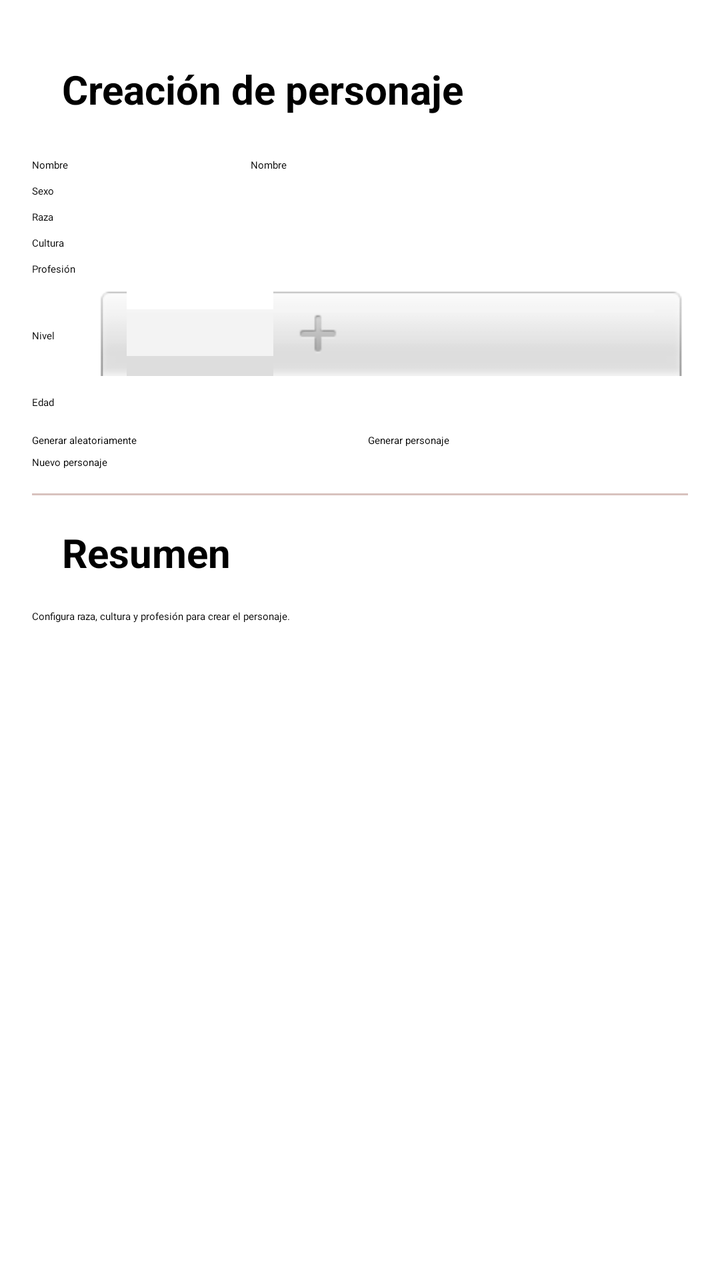
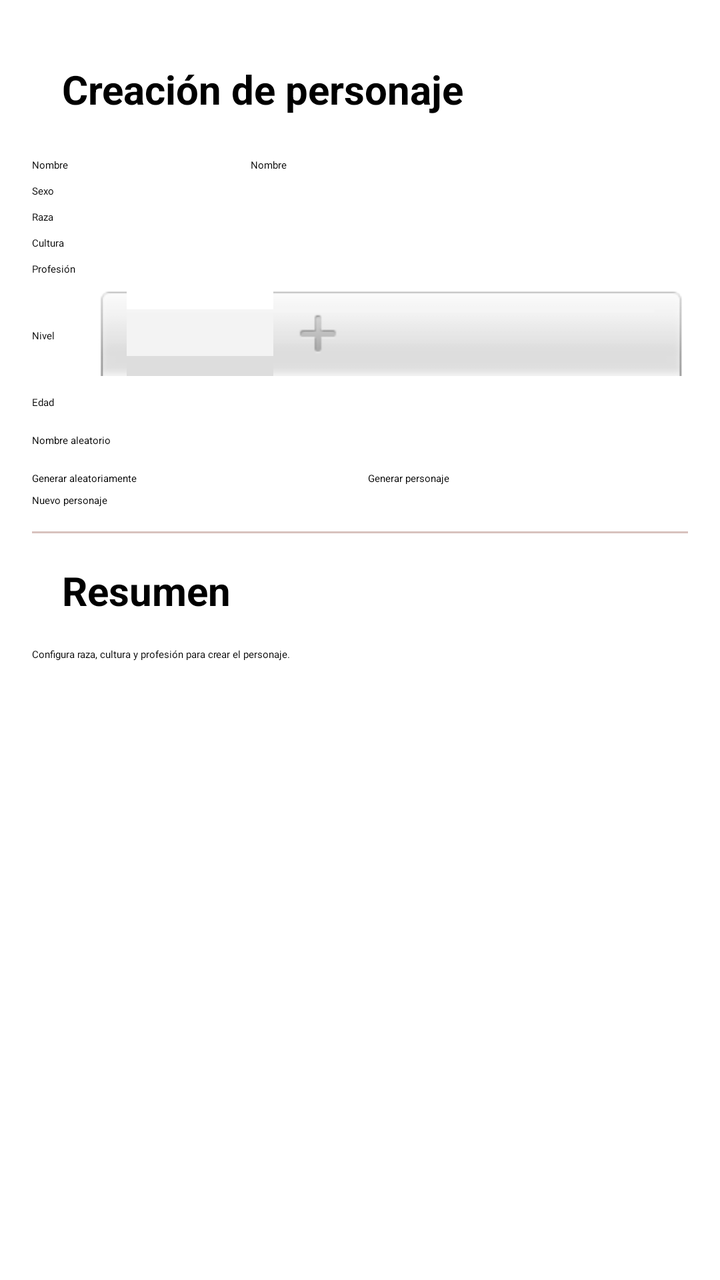

Compare the two renders of this Android layout. The source of the first and the diff that turns it into the second are given below.
<!-- AndroidManifest.xml: application theme Theme.App.Starting -->
<!-- res/layout/fragment_character_creation.xml -->
<?xml version="1.0" encoding="utf-8"?>
<ScrollView xmlns:android="http://schemas.android.com/apk/res/android"
    android:layout_width="match_parent"
    android:layout_height="match_parent"
    android:fillViewport="true">

    <LinearLayout
        android:layout_width="match_parent"
        android:layout_height="wrap_content"
        android:orientation="vertical"
        android:padding="@dimen/activity_vertical_margin">

        <TextView
            style="@style/TextSubtitle"
            android:layout_width="match_parent"
            android:layout_height="wrap_content"
            android:text="@string/character_creation_title" />

        
        <LinearLayout
            android:layout_width="match_parent"
            android:layout_height="wrap_content"
            android:gravity="center_vertical"
            android:orientation="horizontal"
            android:paddingTop="6dp">

            <TextView
                android:layout_width="0dp"
                android:layout_height="wrap_content"
                android:layout_weight="1"
                android:fontFamily="@font/label"
                android:text="@string/character_name" />

            <EditText
                android:id="@+id/name_input"
                style="@style/InputData"
                android:layout_width="0dp"
                android:layout_height="wrap_content"
                android:layout_weight="2"
                android:hint="@string/character_name"
                android:inputType="textPersonName"
                android:maxLines="1" />
        </LinearLayout>

        
        <LinearLayout
            android:layout_width="match_parent"
            android:layout_height="wrap_content"
            android:gravity="center_vertical"
            android:orientation="horizontal"
            android:paddingTop="6dp">

            <TextView
                android:layout_width="0dp"
                android:layout_height="wrap_content"
                android:layout_weight="1"
                android:fontFamily="@font/label"
                android:text="@string/character_sex" />

            <Spinner
                android:id="@+id/sex_spinner"
                style="@style/InputData"
                android:layout_width="0dp"
                android:layout_height="wrap_content"
                android:layout_weight="2" />
        </LinearLayout>

        
        <LinearLayout
            android:layout_width="match_parent"
            android:layout_height="wrap_content"
            android:gravity="center_vertical"
            android:orientation="horizontal"
            android:paddingTop="6dp">

            <TextView
                android:layout_width="0dp"
                android:layout_height="wrap_content"
                android:layout_weight="1"
                android:fontFamily="@font/label"
                android:text="@string/character_race" />

            <Spinner
                android:id="@+id/race_spinner"
                style="@style/InputData"
                android:layout_width="0dp"
                android:layout_height="wrap_content"
                android:layout_weight="2" />
        </LinearLayout>

        
        <LinearLayout
            android:layout_width="match_parent"
            android:layout_height="wrap_content"
            android:gravity="center_vertical"
            android:orientation="horizontal"
            android:paddingTop="6dp">

            <TextView
                android:layout_width="0dp"
                android:layout_height="wrap_content"
                android:layout_weight="1"
                android:fontFamily="@font/label"
                android:text="@string/character_culture" />

            <Spinner
                android:id="@+id/culture_spinner"
                style="@style/InputData"
                android:layout_width="0dp"
                android:layout_height="wrap_content"
                android:layout_weight="2" />
        </LinearLayout>

        
        <LinearLayout
            android:layout_width="match_parent"
            android:layout_height="wrap_content"
            android:gravity="center_vertical"
            android:orientation="horizontal"
            android:paddingTop="6dp">

            <TextView
                android:layout_width="0dp"
                android:layout_height="wrap_content"
                android:layout_weight="1"
                android:fontFamily="@font/label"
                android:text="@string/character_profession" />

            <Spinner
                android:id="@+id/profession_spinner"
                style="@style/InputData"
                android:layout_width="0dp"
                android:layout_height="wrap_content"
                android:layout_weight="2" />
        </LinearLayout>

        
        <LinearLayout
            android:layout_width="match_parent"
            android:layout_height="wrap_content"
            android:gravity="center_vertical"
            android:orientation="horizontal"
            android:paddingTop="6dp">

            <TextView
                android:layout_width="0dp"
                android:layout_height="wrap_content"
                android:layout_weight="1"
                android:fontFamily="@font/label"
                android:text="@string/character_level" />

            <NumberPicker
                android:id="@+id/level_picker"
                android:layout_width="wrap_content"
                android:layout_height="wrap_content"
                android:layout_weight="2" />
        </LinearLayout>

        
        <LinearLayout
            android:layout_width="match_parent"
            android:layout_height="wrap_content"
            android:gravity="center_vertical"
            android:orientation="horizontal"
            android:paddingTop="6dp">

            <TextView
                android:layout_width="0dp"
                android:layout_height="wrap_content"
                android:layout_weight="1"
                android:fontFamily="@font/label"
                android:text="@string/character_age" />

            <EditText
                android:id="@+id/age_input"
                style="@style/InputData"
                android:layout_width="0dp"
                android:layout_height="wrap_content"
                android:layout_weight="2"
                android:inputType="number"
                android:maxLines="1" />
        </LinearLayout>

        
        <LinearLayout
            android:layout_width="match_parent"
            android:layout_height="wrap_content"
            android:orientation="horizontal"
            android:paddingTop="12dp">

            <Button
                android:id="@+id/random_button"
                android:layout_width="0dp"
                android:layout_height="wrap_content"
                android:layout_weight="1"
                android:text="@string/character_random" />

            <Button
                android:id="@+id/generate_button"
                android:layout_width="0dp"
                android:layout_height="wrap_content"
                android:layout_marginStart="8dp"
                android:layout_weight="1"
                android:text="@string/character_generate" />
        </LinearLayout>

        <Button
            android:id="@+id/reset_button"
            android:layout_width="match_parent"
            android:layout_height="wrap_content"
            android:layout_marginTop="4dp"
            android:text="@string/character_reset" />

        <View
            android:layout_width="match_parent"
            android:layout_height="1dp"
            android:layout_marginTop="12dp"
            android:background="@color/md_theme_outlineVariant" />

        <TextView
            style="@style/TextSubtitle"
            android:layout_width="match_parent"
            android:layout_height="wrap_content"
            android:text="@string/character_summary" />

        <TextView
            android:id="@+id/summary_text"
            style="@style/InputData"
            android:layout_width="match_parent"
            android:layout_height="wrap_content"
            android:text="@string/character_not_created" />
    </LinearLayout>

</ScrollView>
<!-- resources referenced by this layout -->
<resources>
  <color name="md_theme_outlineVariant">#D8C2BE</color>
  <dimen name="activity_vertical_margin">16dp</dimen>
  <string name="character_age">Edad</string>
  <string name="character_creation_title">Creación de personaje</string>
  <string name="character_culture">Cultura</string>
  <string name="character_generate">Generar personaje</string>
  <string name="character_level">Nivel</string>
  <string name="character_name">Nombre</string>
  <string name="character_not_created">Configura raza, cultura y profesión para crear el personaje.</string>
  <string name="character_profession">Profesión</string>
  <string name="character_race">Raza</string>
  <string name="character_random">Generar aleatoriamente</string>
  <string name="character_reset">Nuevo personaje</string>
  <string name="character_sex">Sexo</string>
  <string name="character_summary">Resumen</string>
  <style name="InputData">
          <item name="android:fontFamily">@font/selection</item>
      </style>
  <style name="TextSubtitle" parent="@android:style/Widget.TextView">
          <item name="android:textSize">20sp</item>
          <item name="android:textStyle">bold</item>
          <item name="android:padding">15sp</item>
      </style>
  <style name="Theme.App.Starting" parent="Theme.SplashScreen">
          <item name="windowSplashScreenBackground">@color/md_theme_primaryContainer</item>
          <item name="windowSplashScreenAnimatedIcon">@drawable/splash_screen</item>
          <item name="postSplashScreenTheme">@style/Theme.LibroDeEsher</item>
      </style>
  <color name="md_theme_primaryContainer">#FFDAD4</color>
  <!-- drawable splash_screen (drawable) -->
  <?xml version="1.0" encoding="utf-8"?>
  <layer-list xmlns:android="http://schemas.android.com/apk/res/android">
      <item
          android:width="@dimen/splash_screen_icon_size"
          android:height="@dimen/splash_screen_icon_size"
          android:drawable="@mipmap/ic_launcher"
          android:gravity="center" />
  </layer-list>
  <dimen name="splash_screen_icon_size">48dp</dimen>
  <color name="md_theme_primary">#904B3E</color>
  <color name="md_theme_onPrimary">#FFFFFF</color>
  <color name="md_theme_onPrimaryContainer">#3A0A04</color>
  <color name="md_theme_secondary">#775651</color>
  <color name="md_theme_onSecondary">#FFFFFF</color>
  <color name="md_theme_secondaryContainer">#FFDAD4</color>
  <color name="md_theme_onSecondaryContainer">#2C1511</color>
  <color name="md_theme_tertiary">#805610</color>
  <color name="md_theme_onTertiary">#FFFFFF</color>
  <color name="md_theme_tertiaryContainer">#FFDDB3</color>
  <color name="md_theme_onTertiaryContainer">#291800</color>
  <color name="md_theme_error">#8E4954</color>
  <color name="md_theme_onError">#FFFFFF</color>
  <color name="md_theme_errorContainer">#FFD9DD</color>
  <color name="md_theme_onErrorContainer">#3B0714</color>
  <color name="md_theme_background">#FFF8F6</color>
  <color name="md_theme_onBackground">#231918</color>
  <color name="md_theme_surface">#FEF7FF</color>
  <color name="md_theme_onSurface">#1D1B20</color>
  <color name="md_theme_surfaceVariant">#F5DDDA</color>
  <color name="md_theme_onSurfaceVariant">#534341</color>
  <color name="md_theme_outline">#857370</color>
  <color name="colorWarning">#6C538B</color>
  <color name="colorOnWarning">#FFFFFF</color>
  <color name="colorWarningContainer">#EEDBFF</color>
  <color name="colorOnWarningContainer">#260D44</color>
  <color name="colorInfo">#904B3E</color>
  <color name="colorOnInfo">#FCC984</color>
  <color name="colorInfoContainer">#FFDAD4</color>
  <color name="colorOnInfoContainer">#3A0A04</color>
  <!-- unchanged entries left out for length: 1 -->
</resources>

<!-- the commit's change to res/layout/fragment_character_creation.xml (unified diff, before → after) -->
@@ -181,6 +181,13 @@
                 android:maxLines="1" />
         </LinearLayout>
 
+        <Button
+            android:id="@+id/random_name_button"
+            android:layout_width="match_parent"
+            android:layout_height="wrap_content"
+            android:layout_marginTop="12dp"
+            android:text="@string/character_random_name" />
+
         
         <LinearLayout
             android:layout_width="match_parent"
<!-- resource entries referenced after the edit -->
@@ -12,6 +12,7 @@
   <string name="character_profession">Profesión</string>
   <string name="character_race">Raza</string>
   <string name="character_random">Generar aleatoriamente</string>
+  <string name="character_random_name">Nombre aleatorio</string>
   <string name="character_reset">Nuevo personaje</string>
   <string name="character_sex">Sexo</string>
   <string name="character_summary">Resumen</string>
